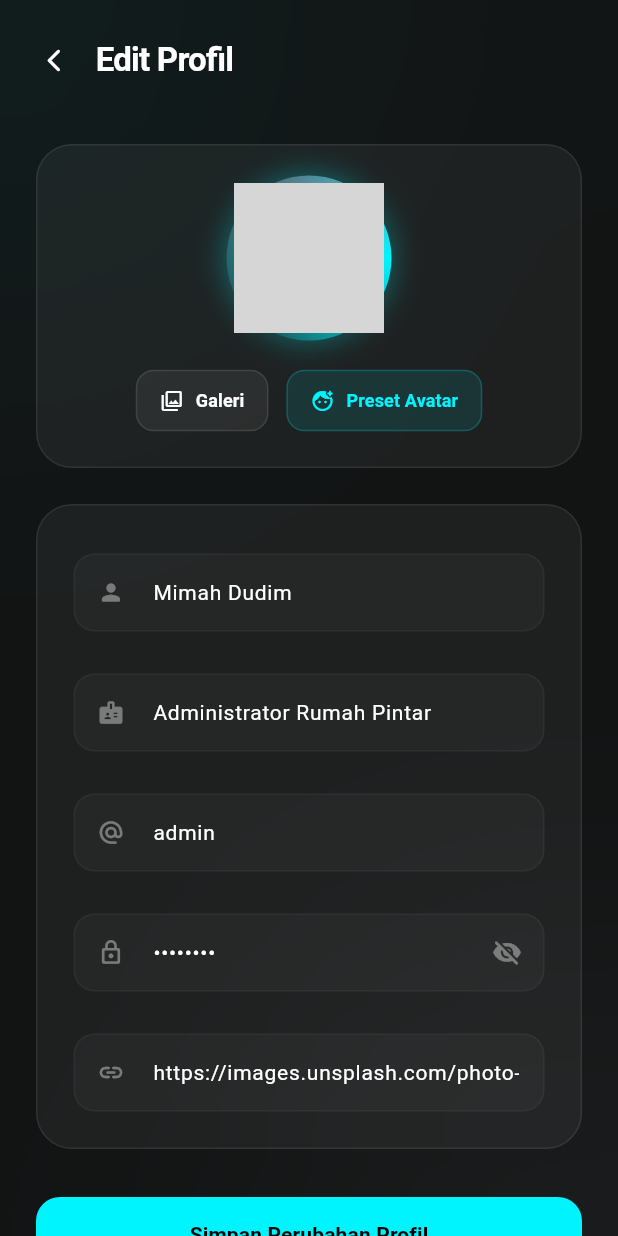
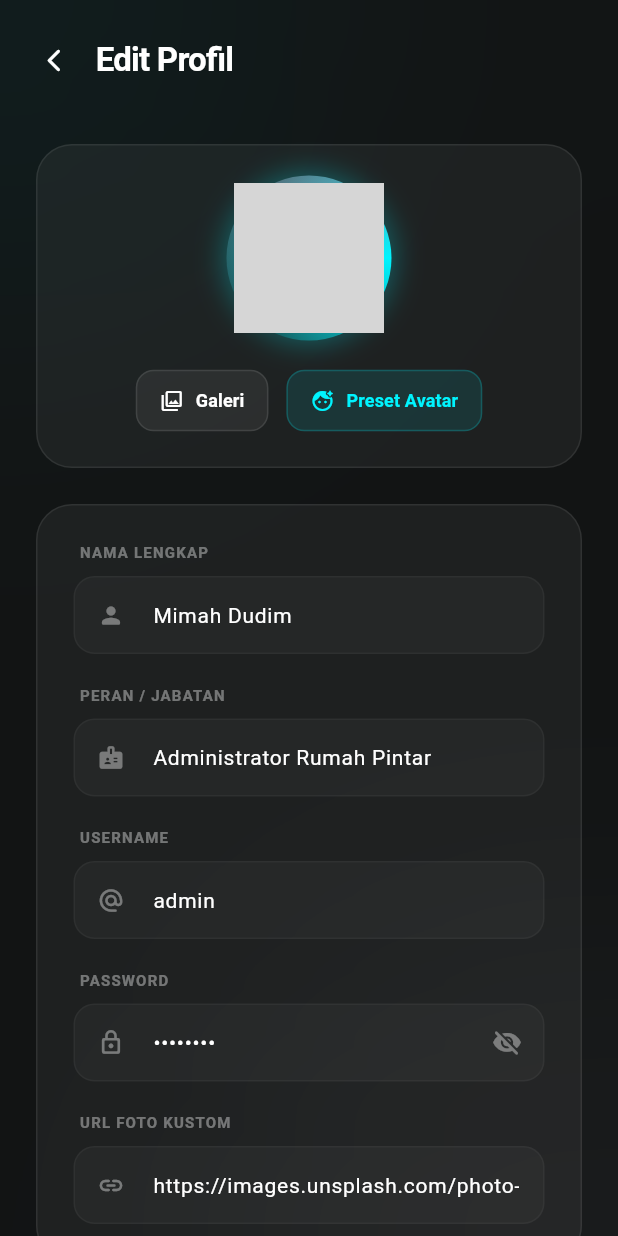
Before and after one commit to RafaEnricoo/otter_app, a Flutter app: the EditProfileScreen screen opened directly, on a phone screen of 412 x 824 dp. Run offline on Flutter 3.47's test engine with Material 3 defaults, Android fonts, the phone set to English and light mode, and no system bars; our stand-ins replace audioplayers, firebase_core, firebase_database, flutter_tts, speech_to_text, vibration; accounts and stored records are empty; network calls fail; Roboto replaces fonts that are missing (Sora); grey boxes are pictures that could not be loaded.

Commit message:
fix: resolve compile error and lint warning in EditProfileScreen

```diff
--- a/lib/screens/edit_profile_screen.dart
+++ b/lib/screens/edit_profile_screen.dart
@@ -409,11 +409,14 @@ class _EditProfileScreenState extends State<EditProfileScreen> {
   Widget _buildInputLabel(String label) {
     return Padding(
       padding: const EdgeInsets.only(bottom: 8.0, left: 4.0),
-      style: const TextStyle(
-        color: Colors.white38,
-        fontSize: 10,
-        fontWeight: FontWeight.bold,
-        letterSpacing: 0.8,
+      child: Text(
+        label,
+        style: const TextStyle(
+          color: Colors.white38,
+          fontSize: 10,
+          fontWeight: FontWeight.bold,
+          letterSpacing: 0.8,
+        ),
       ),
     );
   }
@@ -494,7 +497,7 @@ class _EditProfileScreenState extends State<EditProfileScreen> {
                 child: ListView.separated(
                   scrollDirection: Axis.horizontal,
                   itemCount: _presetAvatars.length,
-                  separatorBuilder: (_, __) => const SizedBox(width: 16),
+                  separatorBuilder: (context, index) => const SizedBox(width: 16),
                   itemBuilder: (context, index) {
                     final avatar = _presetAvatars[index];
                     final isSelected = _currentAvatarUrl == avatar;
```
